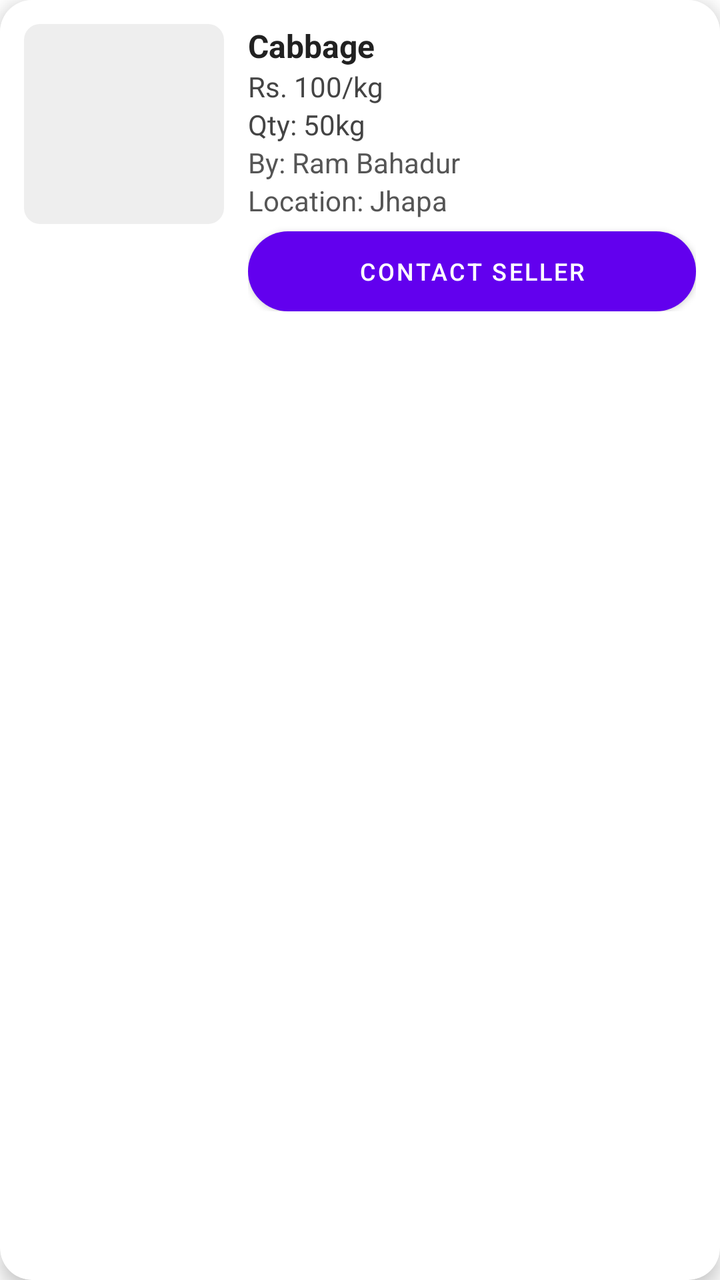
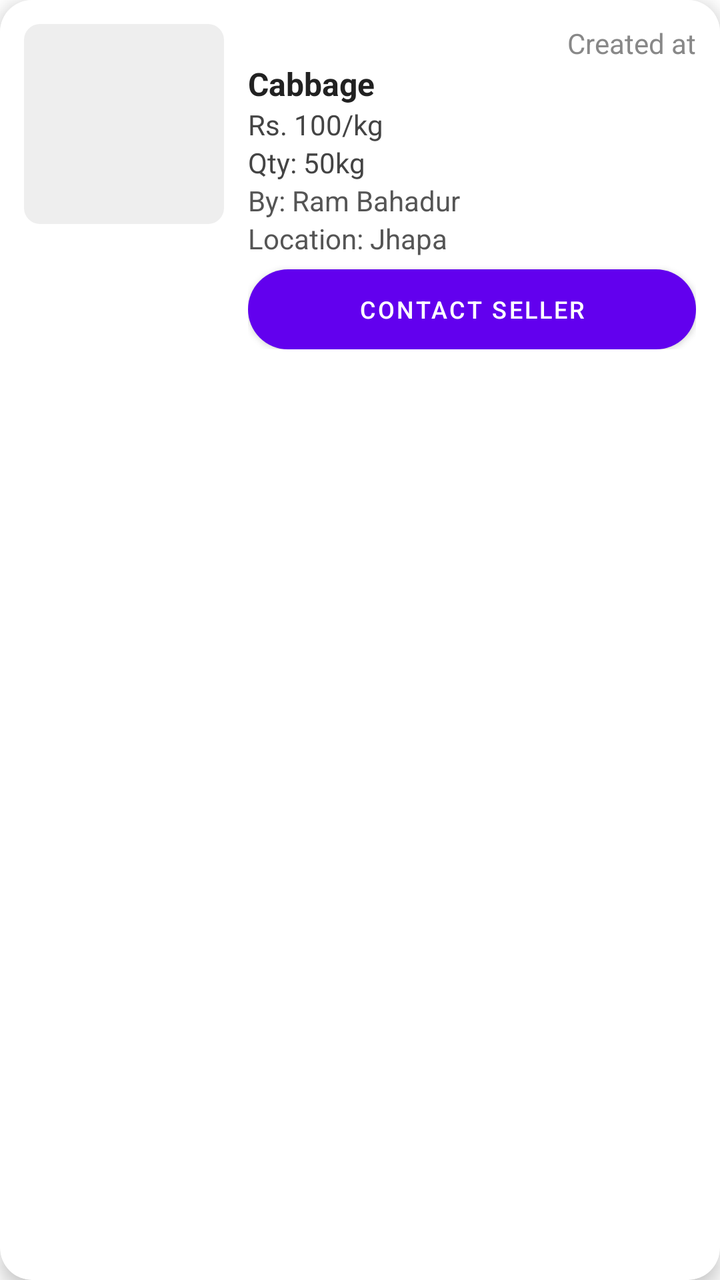

Compare the two renders of this Android layout. The source of the first and the diff that turns it into the second are given below.
<!-- AndroidManifest.xml: application theme Theme.SmartKrishi -->
<!-- res/layout/item_products.xml -->
<?xml version="1.0" encoding="utf-8"?>
<androidx.cardview.widget.CardView xmlns:android="http://schemas.android.com/apk/res/android"
    xmlns:card_view="http://schemas.android.com/apk/res-auto"
    android:layout_width="match_parent"
    android:layout_height="wrap_content"
    android:layout_marginVertical="8dp"
    android:layout_marginHorizontal="12dp"
    card_view:cardCornerRadius="16dp"
    card_view:cardElevation="5dp">

    <LinearLayout
        android:layout_width="match_parent"
        android:layout_height="wrap_content"
        android:orientation="horizontal"
        android:padding="12dp"
        android:background="#FFFFFF">

        <ImageView
            android:id="@+id/productImage"
            android:layout_width="100dp"
            android:layout_height="100dp"
            android:scaleType="centerCrop"
            android:background="@drawable/image_placeholder_bg"
            android:contentDescription="Product Image" />

        <LinearLayout
            android:layout_width="0dp"
            android:layout_height="wrap_content"
            android:layout_weight="1"
            android:orientation="vertical"
            android:paddingStart="12dp">

            <TextView
                android:id="@+id/productName"
                android:layout_width="wrap_content"
                android:layout_height="wrap_content"
                android:text="Cabbage"
                android:textStyle="bold"
                android:textSize="16sp"
                android:textColor="#212121" />

            <TextView
                android:id="@+id/productPrice"
                android:layout_width="wrap_content"
                android:layout_height="wrap_content"
                android:text="Rs. 100/kg"
                android:textColor="#444" />

            <TextView
                android:id="@+id/productQuantity"
                android:layout_width="wrap_content"
                android:layout_height="wrap_content"
                android:text="Qty: 50kg"
                android:textColor="#444" />

            <TextView
                android:id="@+id/productSeller"
                android:layout_width="wrap_content"
                android:layout_height="wrap_content"
                android:text="By: Ram Bahadur"
                android:textColor="#555" />

            <TextView
                android:id="@+id/productLocation"
                android:layout_width="wrap_content"
                android:layout_height="wrap_content"
                android:text="Location: Jhapa"
                android:textColor="#555" />
            <LinearLayout
                android:layout_width="match_parent"
                android:layout_height="wrap_content"
                android:orientation="horizontal">
                <Button
                    android:id="@+id/contactSellerButton"
                    android:layout_width="0dp"
                    android:layout_weight="1"
                    android:layout_height="40dp"
                    android:layout_marginTop="6dp"
                    android:text="Contact Seller"
                    android:background="@drawable/button_rounded_green"
                    android:textColor="@android:color/white"
                    android:textSize="12sp" />

                <Button
                    android:id="@+id/EditProductButton"
                    android:layout_width="0dp"
                    android:layout_weight="1"
                    android:layout_height="40dp"
                    android:layout_marginTop="6dp"
                    android:text="Edit"
                    android:background="@drawable/button_rounded_blue"
                    android:textColor="@android:color/white"
                    android:textSize="12sp"
                    android:visibility="gone" />

            </LinearLayout>
        </LinearLayout>
    </LinearLayout>
</androidx.cardview.widget.CardView>
<!-- resources referenced by this layout -->
<resources>
  <!-- drawable button_rounded_blue (drawable) -->
  <shape xmlns:android="http://schemas.android.com/apk/res/android"
      android:shape="rectangle">
      <solid android:color="#0000FF"/>
      <corners android:radius="12dp"/>
  </shape>
  <!-- drawable button_rounded_green (drawable) -->
  <selector xmlns:android="http://schemas.android.com/apk/res/android">
      <item android:state_pressed="true">
          <shape android:shape="rectangle">
              <solid android:color="#2E7D32"/>
              <corners android:radius="25dp"/>
          </shape>
      </item>
      <item>
          <shape android:shape="rectangle">
              <solid android:color="#388E3C"/>
              <corners android:radius="25dp"/>
          </shape>
      </item>
  </selector>
  <!-- drawable image_placeholder_bg (drawable) -->
  <shape xmlns:android="http://schemas.android.com/apk/res/android"
      android:shape="rectangle">
      <solid android:color="#EEEEEE"/>
      <corners android:radius="8dp"/>
  </shape>
  <style name="Theme.SmartKrishi" parent="Theme.MaterialComponents.DayNight.DarkActionBar">
          
          <item name="colorPrimary">@color/purple_500</item>
          <item name="colorPrimaryVariant">@color/purple_700</item>
          <item name="colorOnPrimary">@color/white</item>
          
          <item name="colorSecondary">@color/teal_200</item>
          <item name="colorSecondaryVariant">@color/teal_700</item>
          <item name="colorOnSecondary">@color/black</item>
          
          <item name="android:statusBarColor">?attr/colorPrimaryVariant</item>
          
      </style>
  <color name="purple_500">#FF6200EE</color>
  <color name="purple_700">#FF3700B3</color>
  <color name="white">#FFFFFF</color>
  <color name="teal_200">#FF03DAC5</color>
  <color name="teal_700">#FF018786</color>
  <color name="black">#FF000000</color>
</resources>

<!-- the commit's change to res/layout/item_products.xml (unified diff, before → after) -->
@@ -15,6 +15,7 @@
         android:padding="12dp"
         android:background="#FFFFFF">
 
+
         <ImageView
             android:id="@+id/productImage"
             android:layout_width="100dp"
@@ -23,13 +24,30 @@
             android:background="@drawable/image_placeholder_bg"
             android:contentDescription="Product Image" />
 
+
         <LinearLayout
             android:layout_width="0dp"
             android:layout_height="wrap_content"
             android:layout_weight="1"
             android:orientation="vertical"
             android:paddingStart="12dp">
+            <LinearLayout
+                android:layout_width="wrap_content"
+                android:layout_height="wrap_content"
+                android:orientation="horizontal">
 
+                <View
+                    android:layout_width="0dp"
+                    android:layout_height="match_parent"
+                    android:layout_weight="1" />
+                <TextView
+                    android:id="@+id/createdAt"
+                    android:layout_width="match_parent"
+                    android:layout_height="wrap_content"
+                    android:text="Created at"
+                    android:textColor="#888888"
+                    />
+            </LinearLayout>
             <TextView
                 android:id="@+id/productName"
                 android:layout_width="wrap_content"
